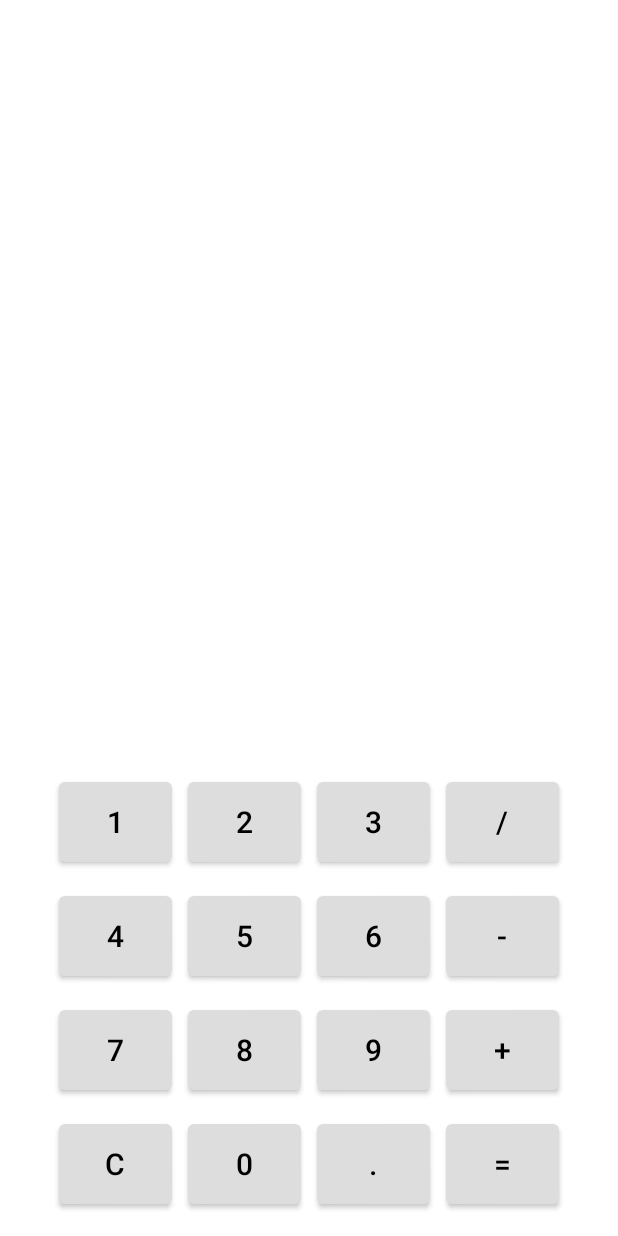
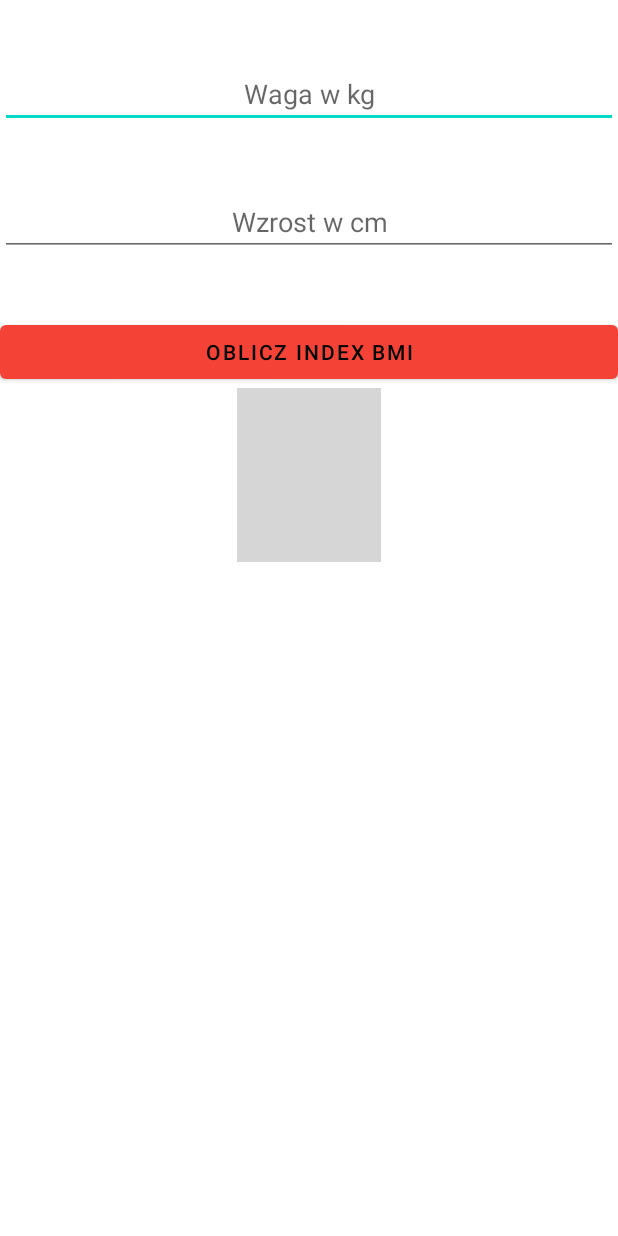
Before and after one commit to KipinskiPiotr/MobileSystems, an Android app: the screen it shows after launch (MainActivity), on a phone screen of 412 x 824 dp. Run offline under Robolectric (Android 15) with nearby library versions, the phone set to English and light mode, and no system bars; grey boxes are pictures that could not be loaded.

Commit message:
BMI layout

```diff
--- a/Android/lab1/PiotrKipinskiHelloWorld/app/src/main/java/com/example/piotrkipinskihelloworld/MainActivity.kt
+++ b/Android/lab1/PiotrKipinskiHelloWorld/app/src/main/java/com/example/piotrkipinskihelloworld/MainActivity.kt
@@ -6,6 +6,6 @@ import android.os.Bundle
 class MainActivity : AppCompatActivity() {
     override fun onCreate(savedInstanceState: Bundle?) {
         super.onCreate(savedInstanceState)
-        setContentView(R.layout.calculator_layout)
+        setContentView(R.layout.bmi_layout)
     }
 }
--- /dev/null
+++ b/Android/lab1/PiotrKipinskiHelloWorld/app/src/main/res/layout/bmi_layout.xml
@@ -0,0 +1,45 @@
+<?xml version="1.0" encoding="utf-8"?>
+<RelativeLayout xmlns:android="http://schemas.android.com/apk/res/android"
+    android:layout_width="match_parent"
+    android:layout_height="match_parent">
+
+    <EditText
+        android:id="@+id/weight_edit_text"
+        android:layout_width="match_parent"
+        android:layout_height="wrap_content"
+        android:layout_alignParentTop="true"
+        android:layout_marginTop="40sp"
+        android:inputType="number"
+        android:hint="@string/weight_tooltip"
+        android:textAlignment="center"
+        android:importantForAutofill="no" />
+
+    <EditText
+        android:id="@+id/height_edit_text"
+        android:layout_width="match_parent"
+        android:layout_height="wrap_content"
+        android:layout_below="@+id/weight_edit_text"
+        android:layout_marginTop="40sp"
+        android:inputType="number"
+        android:hint="@string/height_tooltip"
+        android:textAlignment="center"
+        android:importantForAutofill="no" />
+
+    <Button
+        android:id="@+id/calculate_bmi_button"
+        android:layout_width="match_parent"
+        android:layout_height="wrap_content"
+        android:text="@string/calculate_bmi_button_text"
+        android:layout_below="@+id/height_edit_text"
+        android:layout_marginTop="40sp"
+        android:theme="@style/CalculateBMIButtonTheme"/>
+
+    <ImageView
+        android:layout_width="wrap_content"
+        android:layout_height="wrap_content"
+        android:src="@drawable/healthy"
+        android:layout_centerHorizontal="true"
+        android:layout_below="@+id/calculate_bmi_button"
+        android:paddingBottom="20sp"/>
+
+</RelativeLayout>
--- a/Android/lab1/PiotrKipinskiHelloWorld/app/src/main/res/values/strings.xml
+++ b/Android/lab1/PiotrKipinskiHelloWorld/app/src/main/res/values/strings.xml
@@ -3,5 +3,7 @@
     <string name="hello_string">Full stream ahead from XML file</string>
     <string name="adventure_string">To the adventure</string>
     <string name="roll">ROLL</string>
-    <string name="calculator_default_text">Calculate something...</string>
+    <string name="calculate_bmi_button_text">OBLICZ INDEX BMI</string>
+    <string name="weight_tooltip">Waga w kg</string>
+    <string name="height_tooltip">Wzrost w cm</string>
 </resources>
--- a/Android/lab1/PiotrKipinskiHelloWorld/app/src/main/res/values/themes.xml
+++ b/Android/lab1/PiotrKipinskiHelloWorld/app/src/main/res/values/themes.xml
@@ -23,4 +23,8 @@
         <item name="android:layout_width">75sp</item>
         <item name="android:layout_height">65sp</item>
     </style>
+    <style name="CalculateBMIButtonTheme" parent="Theme.PiotrKipinskiHelloWorld">
+        <item name="colorPrimary">#F44336</item>
+        <item name="colorOnPrimary">@color/black</item>
+    </style>
 </resources>
```
